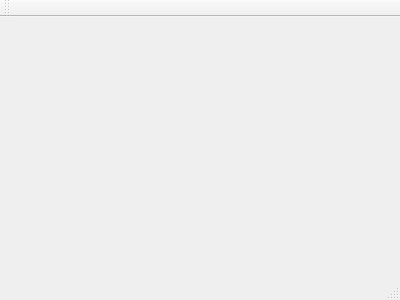
Letsifer/ComputerVision, file mainwindow.ui: the form before one commit.
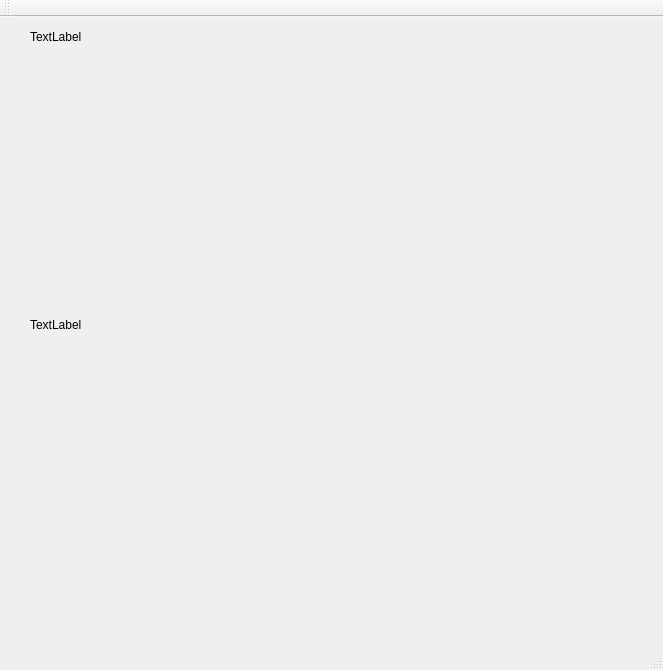
The form after the commit.

```diff
--- a/mainwindow.ui
+++ b/mainwindow.ui
@@ -1,24 +1,92 @@
 <ui version="4.0">
  <class>MainWindow</class>
- <widget class="QMainWindow" name="MainWindow" >
-  <property name="geometry" >
+ <widget class="QMainWindow" name="MainWindow">
+  <property name="geometry">
    <rect>
     <x>0</x>
     <y>0</y>
-    <width>400</width>
-    <height>300</height>
+    <width>663</width>
+    <height>670</height>
    </rect>
   </property>
   <property name="windowTitle" >
    <string>MainWindow</string>
   </property>
-  <widget class="QMenuBar" name="menuBar" />
-  <widget class="QToolBar" name="mainToolBar" />
-  <widget class="QWidget" name="centralWidget" />
-  <widget class="QStatusBar" name="statusBar" />
+  <widget class="QWidget" name="centralWidget">
+   <widget class="QLabel" name="imageLabel">
+    <property name="geometry">
+     <rect>
+      <x>30</x>
+      <y>30</y>
+      <width>551</width>
+      <height>261</height>
+     </rect>
+    </property>
+    <property name="text">
+     <string/>
+    </property>
+   </widget>
+   <widget class="QLabel" name="imageResult">
+    <property name="geometry">
+     <rect>
+      <x>30</x>
+      <y>320</y>
+      <width>551</width>
+      <height>291</height>
+     </rect>
+    </property>
+    <property name="text">
+     <string/>
+    </property>
+   </widget>
+   <widget class="QLabel" name="label">
+    <property name="geometry">
+     <rect>
+      <x>30</x>
+      <y>10</y>
+      <width>591</width>
+      <height>20</height>
+     </rect>
+    </property>
+    <property name="text">
+     <string>TextLabel</string>
+    </property>
+   </widget>
+   <widget class="QLabel" name="labelSigma">
+    <property name="geometry">
+     <rect>
+      <x>30</x>
+      <y>300</y>
+      <width>271</width>
+      <height>16</height>
+     </rect>
+    </property>
+    <property name="text">
+     <string>TextLabel</string>
+    </property>
+   </widget>
+  </widget>
+  <widget class="QMenuBar" name="menuBar">
+   <property name="geometry">
+    <rect>
+     <x>0</x>
+     <y>0</y>
+     <width>663</width>
+     <height>21</height>
+    </rect>
+   </property>
+  </widget>
+  <widget class="QToolBar" name="mainToolBar">
+   <attribute name="toolBarArea">
+    <enum>TopToolBarArea</enum>
+   </attribute>
+   <attribute name="toolBarBreak">
+    <bool>false</bool>
+   </attribute>
+  </widget>
+  <widget class="QStatusBar" name="statusBar"/>
  </widget>
- <layoutDefault spacing="6" margin="11" />
- <pixmapfunction></pixmapfunction>
+ <layoutdefault spacing="6" margin="11"/>
  <resources/>
  <connections/>
 </ui>
```
Left out of the diff: 3 changed lines with no effect on the pictures.
